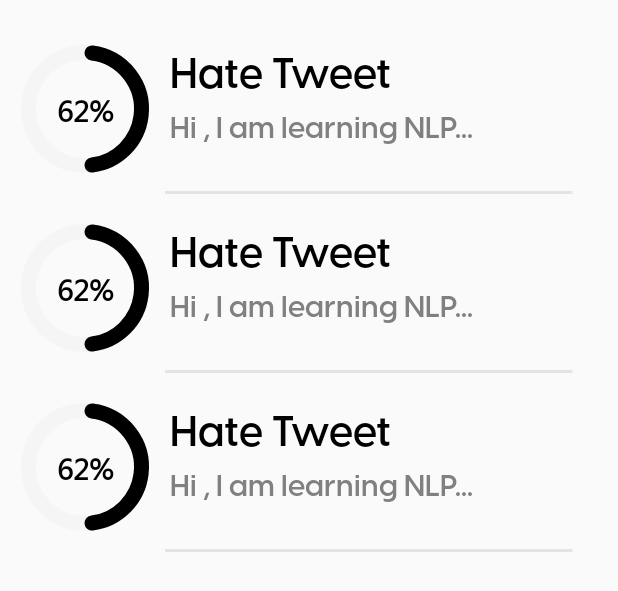
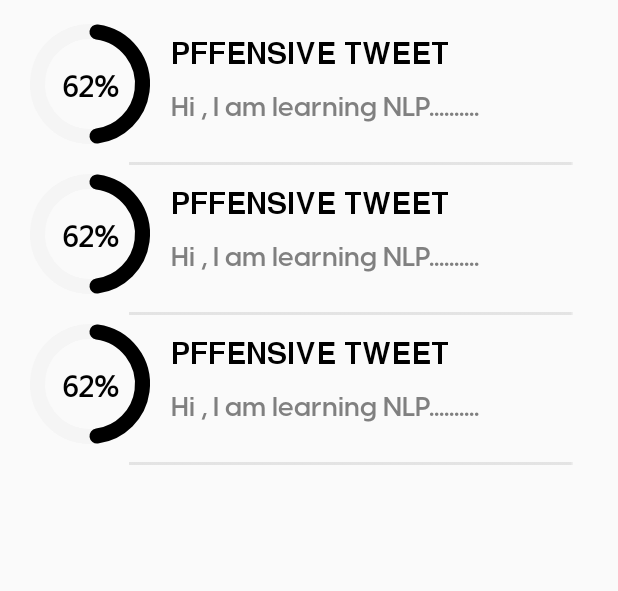
Before and after one commit to MinaEliaa/TextDetector, an Android app: the layout fragment_archive.xml on its own in the app's theme, with its tools: preview values and no code run, on a phone screen of 412 x 824 dp. Shown: the top 591 px of the screen. Run offline under Robolectric (Android 15) with nearby library versions, the phone set to English and light mode, and no system bars.

Commit message:
update design of listview in ArchiveFragment

```diff
--- a/app/src/main/java/com/example/textdetector/ui/database/Dao/TweetDao.kt
+++ b/app/src/main/java/com/example/textdetector/ui/database/Dao/TweetDao.kt
@@ -9,6 +9,7 @@ import com.example.textdetector.ui.database.model.Tweet
 interface TweetDao {
     @Insert
     fun insertTweet(tweet:Tweet)
-    @Query("SELECT * FROM Tweet")
+//    @Query("SELECT * FROM Tweet")
+    @Query("SELECT * FROM Tweet ORDER BY id DESC")
     fun selectAllTweet():List<Tweet>
 }
--- a/app/src/main/res/layout/item_progress.xml
+++ b/app/src/main/res/layout/item_progress.xml
@@ -3,7 +3,8 @@
     android:layout_width="match_parent"
     android:layout_height="wrap_content"
     xmlns:app="http://schemas.android.com/apk/res-auto"
-    android:paddingTop="16dp">
+    android:paddingStart="6dp"
+    android:paddingTop="2dp">
 
 
     <com.google.android.material.progressindicator.CircularProgressIndicator
@@ -13,9 +14,8 @@
         android:layout_height="100dp"
         android:progress="50"
         app:indicatorColor="@color/black"
-        app:indicatorSize="85dp"
+        app:indicatorSize="80dp"
         app:layout_constraintStart_toStartOf="parent"
-
         app:layout_constraintTop_toTopOf="parent"
         app:trackColor="#F5F5F5"
         app:trackCornerRadius="20dp"
@@ -44,14 +44,14 @@
         android:layout_width="wrap_content"
         android:layout_height="wrap_content"
         android:layout_below="@id/number_text_view"
-        android:fontFamily="@font/visby_demibold"
-        android:text="Hate Tweet"
+        android:fontFamily="@font/helvetica_bold"
+        android:text="PFFENSIVE TWEET"
         app:layout_constraintStart_toEndOf="@id/progress_bar"
         app:layout_constraintTop_toTopOf="parent"
-        android:layout_marginTop="10dp"
+        android:layout_marginTop="7dp"
         android:layout_marginStart="10dp"
         android:textColor="@color/black"
-        android:textSize="28sp"
+        android:textSize="20sp"
         tools:layout_editor_absoluteX="123dp"
         tools:layout_editor_absoluteY="16dp" />
 
@@ -61,9 +61,11 @@
         android:layout_height="0dp"
         android:layout_marginTop="10dp"
         android:fontFamily="@font/visby_demibold"
-        android:textSize="20sp"
+        android:textSize="18sp"
         android:textColor="@color/grey"
-        android:text="Hi , I am learning NLP..."
+        android:text="Hi , I am learning NLP.........."
+        android:maxLines="1"
+        android:ellipsize="end"
         app:layout_constraintStart_toStartOf="@+id/text1_text_view"
         app:layout_constraintTop_toBottomOf="@id/text1_text_view"
        />
@@ -72,7 +74,7 @@
         android:id="@+id/first_line"
         android:layout_width="match_parent"
         android:layout_height="2dp"
-        android:layout_marginStart="100dp"
+        android:layout_marginStart="70dp"
         android:layout_marginTop="8dp"
         android:layout_marginEnd="20dp"
         android:background="@drawable/line"
```
Also changed, not shown: app/src/main/java/com/example/textdetector/ui/home/fragments/archive/ProgressAdapter.kt (+32 -0 lines).
